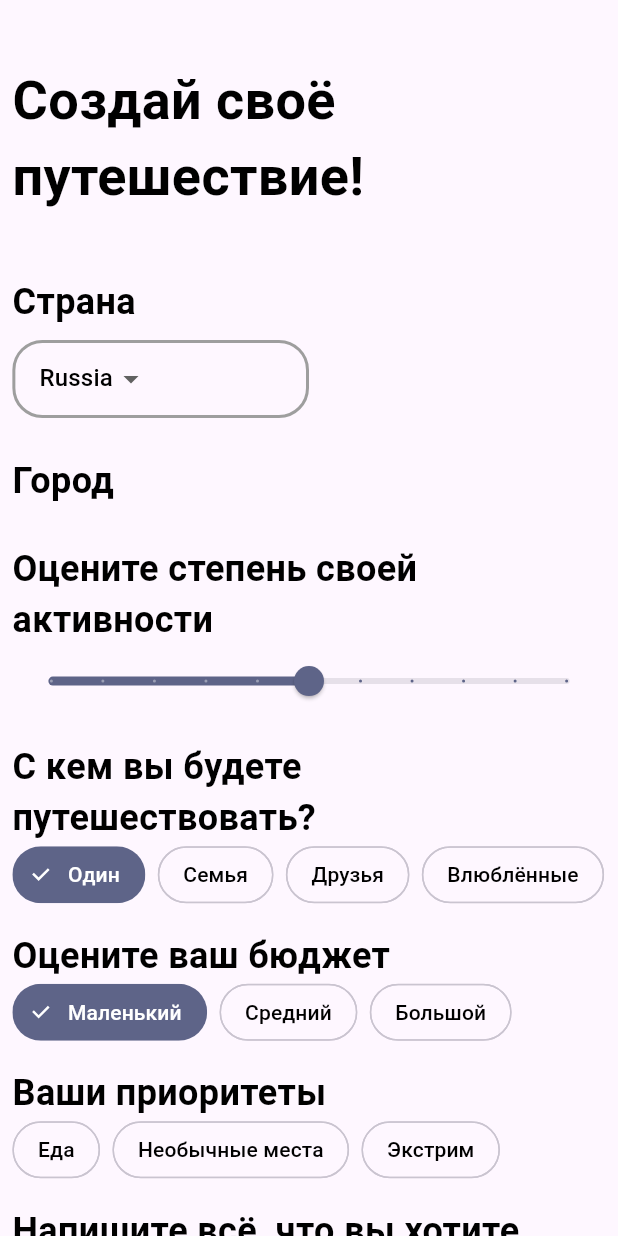
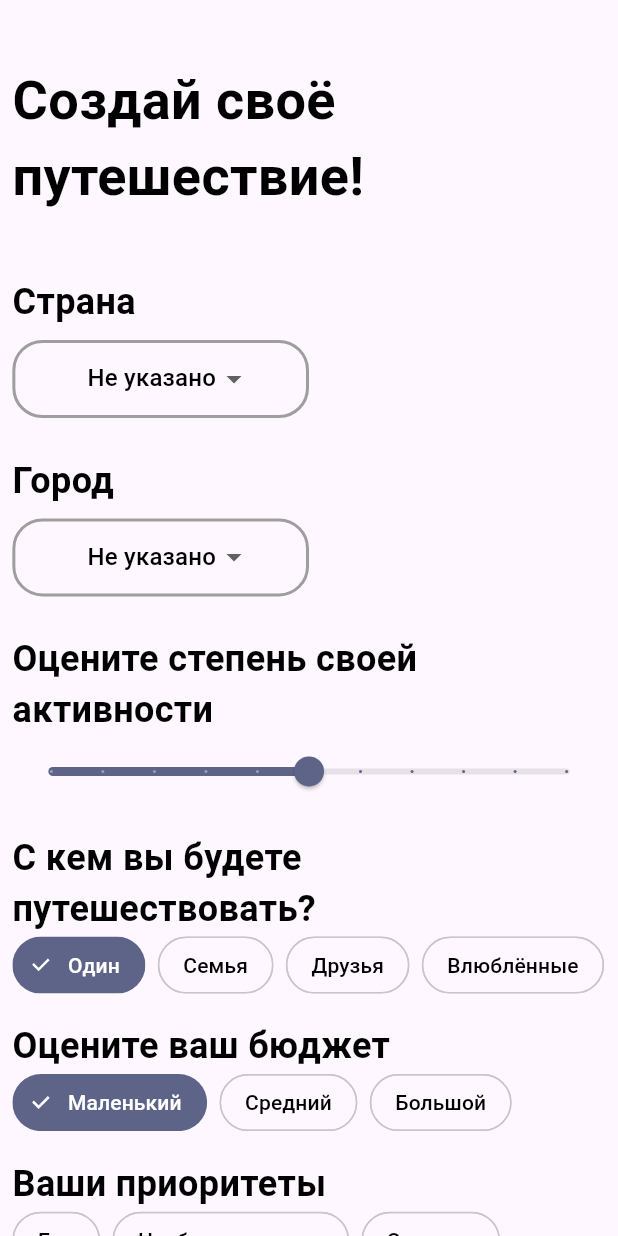
Before and after one commit to EngineOrganization/Explore-Mate, a Flutter app: the screen it shows after launch, after a tap on "Создать путешествие", on a phone screen of 412 x 824 dp. Run offline on Flutter 3.47's test engine with Material 3 defaults, Android fonts, the phone set to English and light mode, and no system bars; our stand-ins replace flutter_map, geolocator, google_fonts, latlong2, permission_handler, syncfusion_flutter_charts; missing offline and left inert: yandex_mapkit.

Commit message:
completed page for create travel

```diff
--- a/lib/screens/create_travel.dart
+++ b/lib/screens/create_travel.dart
@@ -1,5 +1,4 @@
 import 'dart:convert';
-
 import 'package:flutter/material.dart';
 import 'package:google_fonts/google_fonts.dart';
 import 'dart:io';
@@ -14,6 +13,8 @@ class CreateTravelScreen extends StatefulWidget {
 
 class _CreateTravelScreenState extends State<CreateTravelScreen> {
 
+  late Socket socket;
+
   double activity_value = 5;
   int people_type = 0;
   int budget_type = 0;
@@ -21,11 +22,11 @@ class _CreateTravelScreenState extends State<CreateTravelScreen> {
   List priorities = ['Еда', 'Необычные места', 'Экстрим'];
   List budget = ['Маленький', 'Средний', 'Большой'];
 
-  Map<String, dynamic> places = {'Russia': ['Moscow']};
-  List<String> cities = [];
+  List<String> countries = ['Не указано'];
+  List<String> cities = ['Не указано'];
   Set<String> priority = {};
-  String dropdownCountry = 'Russia';
-  String dropdownCity = 'Moscow';
+  String dropdownCountry = 'Не указано';
+  String dropdownCity = 'Не указано';
 
   @override
   void initState() {
@@ -33,25 +34,46 @@ class _CreateTravelScreenState extends State<CreateTravelScreen> {
     connectToServer();
   }
 
-  void connectToServer() {
-    Socket socket;
+  void connectToServer() async {
     Socket.connect('192.168.1.6', 4048).then((Socket sock) {
       socket = sock;
+      Map<String, dynamic> data = new Map<String, dynamic>();
+      data['type'] = 1;
+      socket.write(json.encode(data));
       socket.listen((data) {
         final String response = String.fromCharCodes(data);
-        print(response);
-        Map<String, dynamic> resp = json.decode(response);
+        List<dynamic> resp = json.decode(response);
         setState(() {
-          places = resp;
+          countries = List<String>.from(resp as List);
         });
-        print(places.keys);
       },
           cancelOnError: false);
-      socket.write('Hello');
-      socket.close();
     }).catchError((e) {
       print("Unable to connect: $e");
     });
+    socket.close();
+  }
+
+
+  void get_cities() {
+    Socket.connect('192.168.1.6', 4048).then((Socket sock) {
+      socket = sock;
+      Map<String, dynamic> data = new Map<String, dynamic>();
+      data['type'] = 2;
+      data['data'] = dropdownCountry;
+      socket.write(json.encode(data));
+      socket.listen((data) {
+        final String response = String.fromCharCodes(data);
+        List<dynamic> resp = json.decode(response);
+        setState(() {
+          cities = List<String>.from(resp as List);
+        });
+      },
+          cancelOnError: false);
+    }).catchError((e) {
+      print("Unable to connect: $e");
+    });
+    socket.close();
   }
 
 
@@ -76,6 +98,7 @@ class _CreateTravelScreenState extends State<CreateTravelScreen> {
               borderRadius: BorderRadius.circular(20),
               border: Border.all(color: Colors.grey, width: 2)
             ),
+            child: Center(
               child: ButtonTheme(
                 alignedDropdown: true,
                 child: DropdownButton(
@@ -86,24 +109,56 @@ class _CreateTravelScreenState extends State<CreateTravelScreen> {
                   onChanged: (String? value) {
                     setState(() {
                       dropdownCountry = value!;
-                    cities = List<String>.from(places[dropdownCountry]).toList();
-                    print(cities);
+                      dropdownCity = 'Не указано';
+                      get_cities();
                     });
                   },
                   icon: Icon(Icons.arrow_drop_down),
                   underline: SizedBox(),
-                items: places.keys.toList().map<DropdownMenuItem<String>>((String item) {
+                  items: countries.map<DropdownMenuItem<String>>((String item) {
                     return DropdownMenuItem<String>(
                       value: item,
                       child: Text(item, style: GoogleFonts.roboto(color: Colors.black),),
                     );
                   }).toList(),
                 ),
+              ),
             )
           ),
           Container(
             margin: EdgeInsets.only(left: width * 0.02, right: width * 0.02, top: height * 0.03),
             child: Text('Город', style: GoogleFonts.roboto(color: Colors.black, fontWeight: FontWeight.bold, fontSize: 24),),
+          ),
+          Container(
+              margin: EdgeInsets.only(left: width * 0.02, right: width * 0.5, top: height * 0.01),
+              decoration: BoxDecoration(
+                  borderRadius: BorderRadius.circular(20),
+                  border: Border.all(color: Colors.grey, width: 2)
+              ),
+              child: Center(
+                child: ButtonTheme(
+                  alignedDropdown: true,
+                  child: DropdownButton(
+                    menuMaxHeight: height * 0.5,
+                    alignment: Alignment.center,
+                    borderRadius: BorderRadius.circular(20),
+                    value: dropdownCity,
+                    onChanged: (String? value) {
+                      setState(() {
+                        dropdownCity = value!;
+                      });
+                    },
+                    icon: Icon(Icons.arrow_drop_down),
+                    underline: SizedBox(),
+                    items: cities.map<DropdownMenuItem<String>>((String item) {
+                      return DropdownMenuItem<String>(
+                        value: item,
+                        child: Text(item, style: GoogleFonts.roboto(color: Colors.black),),
+                      );
+                    }).toList(),
+                  ),
+                ),
+              )
           ),
           Container(
             margin: EdgeInsets.only(left: width * 0.02, right: width * 0.02, top: height * 0.03),
```
Lines whose indentation alone changed are shown as unchanged.
